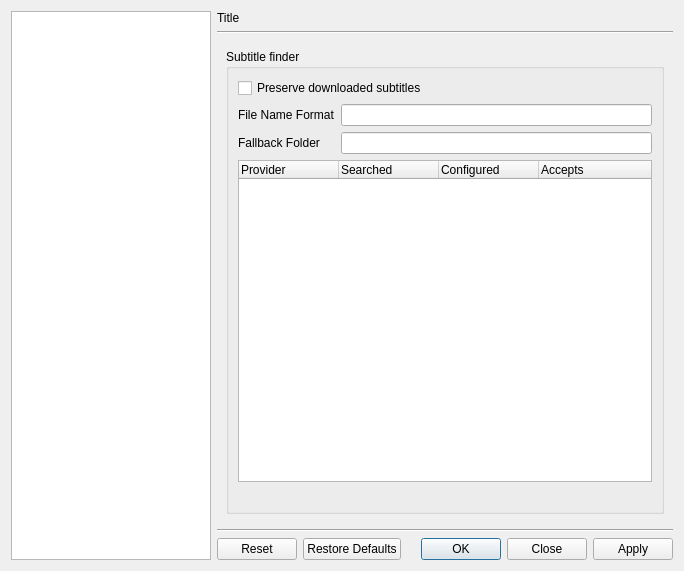
Qt form src/bomi/ui/prefdialog.ui (kragol/bomi) before a commit.
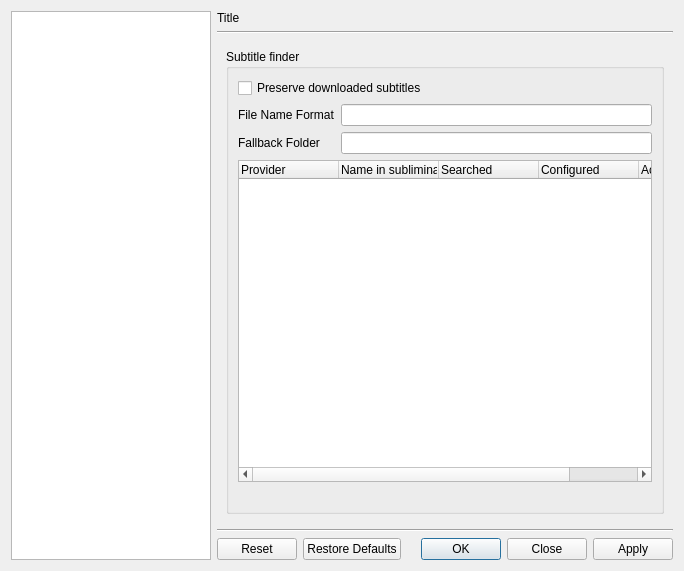
The same form after that commit. The open tabs and pages were chosen to show the change. Icons and pictures are not drawn. Custom widgets are drawn as their Qt base class.

What changed in the file:
```diff
--- a/src/bomi/ui/prefdialog.ui
+++ b/src/bomi/ui/prefdialog.ui
@@ -1291,6 +1291,11 @@
                 <string>Provider</string>
                </property>
               </column>
+              <column>
+               <property name="text">
+                <string>Name in subliminal.toml</string>
+               </property>
+              </column>
               <column>
                <property name="text">
                 <string>Searched</string>
```
